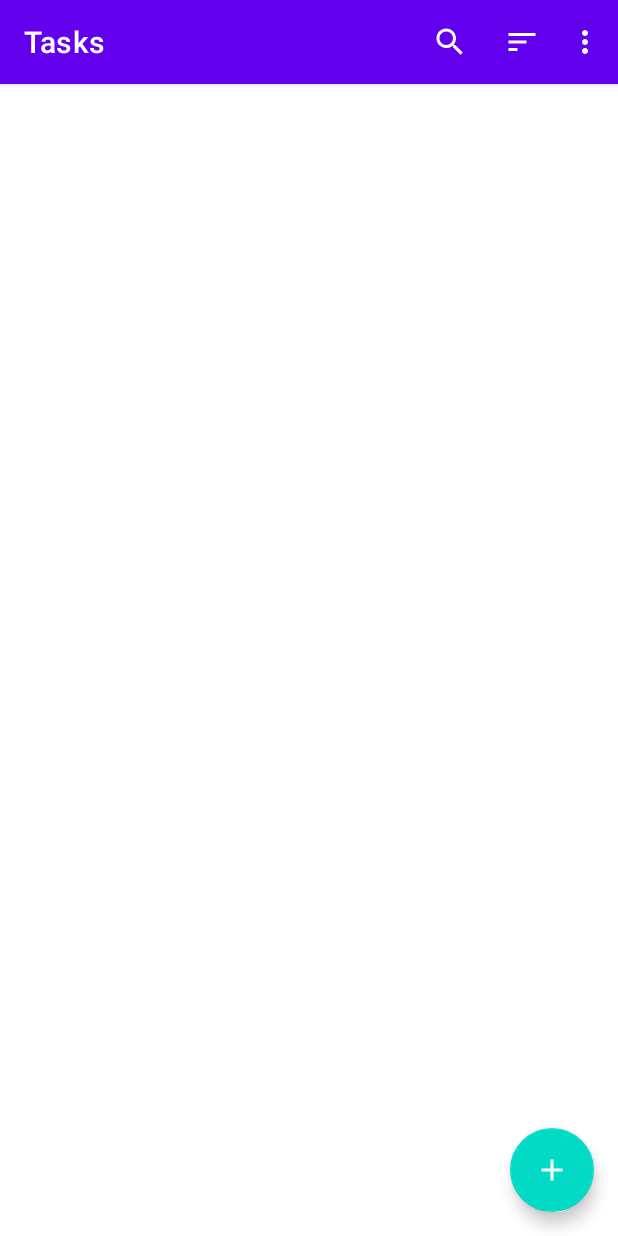
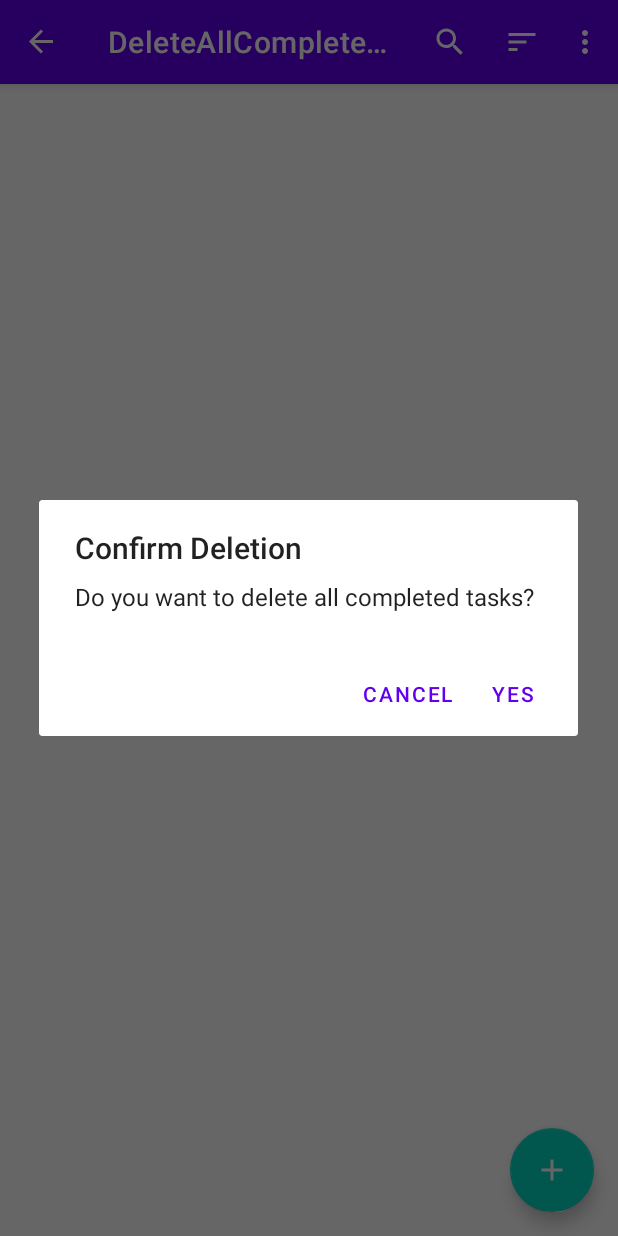
Before and after one commit to patiwagura/mvvm-todo-list, an Android app: the screen it shows after launch (MainActivity), in the options menu, after a tap on "Delete all completed", on a phone screen of 412 x 824 dp. Run offline under Robolectric (Android 15) with nearby library versions, the phone set to English and light mode, and no system bars; our stand-ins replace Dagger/Hilt's generated code, Room's generated code, navigation-ui; libraries missing offline, so code that uses them is left out: androidx.datastore.preferences, androidx.hilt, androidx.hilt.lifecycle; 2 statements that could not run were skipped.

Commit message:
added new DeleteAllCompleted Dialog

```diff
--- a/app/src/main/AndroidManifest.xml
+++ b/app/src/main/AndroidManifest.xml
@@ -10,12 +10,14 @@
         android:roundIcon="@mipmap/ic_launcher_round"
         android:supportsRtl="true"
         android:theme="@style/Theme.MvvmTodo">
+
+        <!-- windowSoftInputMode : Resize window to prevent keyboard hiding fab_Add button. -->
         <activity
             android:name=".ui.MainActivity"
-            android:exported="true">
+            android:exported="true"
+            android:windowSoftInputMode="adjustResize">
             <intent-filter>
                 <action android:name="android.intent.action.MAIN" />
-
                 <category android:name="android.intent.category.LAUNCHER" />
             </intent-filter>
         </activity>
--- a/app/src/main/java/com/cobiztech/mvvmtodo/data/TaskDao.kt
+++ b/app/src/main/java/com/cobiztech/mvvmtodo/data/TaskDao.kt
@@ -42,4 +42,8 @@ interface TaskDao {
 
     @Delete
     suspend fun delete(task: Task)
+
+    // delete all completed tasks.
+    @Query("DELETE FROM task_table where completed = 1")
+    suspend fun deleteCompletedTasks()
 }
--- a/app/src/main/java/com/cobiztech/mvvmtodo/di/AppModule.kt
+++ b/app/src/main/java/com/cobiztech/mvvmtodo/di/AppModule.kt
@@ -20,7 +20,7 @@ object AppModule {
     // ApplicationComponent - (dagger autogenerated class) contains dependencies scoped to Application-level.
     // method return-type - matches the object instance to create e.g TaskDao, UserDao.
     // @Provides - annotation marking a dagger-method.
-    // required-dependencies are passed as method-args e.g fun provideTaskDao(arg1 : dependency1, arg2: dependency2){ ... return TaskDao }
+    // required-dependencies are passed as method-arguments e.g fun provideTaskDao(arg1 : dependency1, arg2: dependency2){ ... return TaskDao }
 
     // create a singleton database-instance.
     @Provides
--- a/app/src/main/java/com/cobiztech/mvvmtodo/ui/MainActivity.kt
+++ b/app/src/main/java/com/cobiztech/mvvmtodo/ui/MainActivity.kt
@@ -10,7 +10,7 @@ import androidx.navigation.ui.setupActionBarWithNavController
 import com.cobiztech.mvvmtodo.R
 import dagger.hilt.android.AndroidEntryPoint
 
-// Continue : PART 11 @18:55 (Nav args & savedStateHandle).
+// Continue : PART 13 @00:00 (Delete All Dialog).
 
 @AndroidEntryPoint
 class MainActivity : AppCompatActivity() {
--- a/app/src/main/java/com/cobiztech/mvvmtodo/ui/addedittask/AddEditTaskFragment.kt
+++ b/app/src/main/java/com/cobiztech/mvvmtodo/ui/addedittask/AddEditTaskFragment.kt
@@ -58,7 +58,7 @@ class AddEditTaskFragment : Fragment(R.layout.fragment_add_edit_task) {
 
         }
 
-        // collect ui_events from channel only when fragment is visible/active on screen.
+        // collect ui_events from channel - only when fragment is visible/active on screen.
         viewLifecycleOwner.lifecycleScope.launchWhenStarted {
             viewModel.addEditTaskEvent.collect { event ->
                 when (event) {
--- a/app/src/main/java/com/cobiztech/mvvmtodo/ui/addedittask/AddEditTaskViewModel.kt
+++ b/app/src/main/java/com/cobiztech/mvvmtodo/ui/addedittask/AddEditTaskViewModel.kt
@@ -50,6 +50,7 @@ class AddEditTaskViewModel @ViewModelInject constructor(
         if (taskName.isBlank()) {
             // show invalid input message.
             showInvalidInputMessage("Name cannot be empty")
+            return
         }
 
         if (task != null) {
--- /dev/null
+++ b/app/src/main/java/com/cobiztech/mvvmtodo/ui/deleteallcompleted/DeleteAllCompletedDialogFragment.kt
@@ -0,0 +1,26 @@
+package com.cobiztech.mvvmtodo.ui.deleteallcompleted
+
+import android.app.Dialog
+import android.os.Bundle
+import androidx.appcompat.app.AlertDialog
+import androidx.fragment.app.DialogFragment
+import androidx.fragment.app.viewModels
+import dagger.hilt.android.AndroidEntryPoint
+
+// A Dialog can reuse default-layout provided by android-system.
+@AndroidEntryPoint
+class DeleteAllCompletedDialogFragment : DialogFragment() {
+
+    //inject the viewModel.
+    private val viewModel: DeleteAllCompletedViewModel by viewModels()
+
+    override fun onCreateDialog(savedInstanceState: Bundle?): Dialog =
+        AlertDialog.Builder(requireContext())
+            .setTitle("Confirm Deletion")
+            .setMessage("Do you want to delete all completed tasks?")
+            .setNegativeButton("Cancel", null)
+            .setPositiveButton("yes") { _, _ ->
+                viewModel.onConfirmClick()
+            }
+            .create()
+}
--- a/app/src/main/java/com/cobiztech/mvvmtodo/ui/tasks/TasksFragment.kt
+++ b/app/src/main/java/com/cobiztech/mvvmtodo/ui/tasks/TasksFragment.kt
@@ -7,6 +7,7 @@ import android.view.MenuItem
 import android.view.View
 import androidx.appcompat.widget.SearchView
 import androidx.fragment.app.Fragment
+import androidx.fragment.app.setFragmentResultListener
 import androidx.fragment.app.viewModels
 import androidx.lifecycle.lifecycleScope
 import androidx.navigation.fragment.findNavController
@@ -28,6 +29,7 @@ import kotlinx.coroutines.launch
 @AndroidEntryPoint
 class TasksFragment : Fragment(R.layout.fragment_tasks), TasksAdapter.OnItemClickListener {
     private val viewModel: TasksViewModel by viewModels()
+    private lateinit var searchView: SearchView
 
     override fun onViewCreated(view: View, savedInstanceState: Bundle?) {
         super.onViewCreated(view, savedInstanceState)
@@ -56,7 +58,7 @@ class TasksFragment : Fragment(R.layout.fragment_tasks), TasksAdapter.OnItemClic
                 }
 
                 override fun onSwiped(viewHolder: RecyclerView.ViewHolder, direction: Int) {
-                    // use position of swiped viewHolder_item - to get task object we want to delete.
+                    // use swiped viewHolder_item position - to get task object we want to delete.
                     val task = taskAdapter.currentList[viewHolder.adapterPosition]
                     viewModel.onTaskSwiped(task)
                 }
@@ -70,12 +72,18 @@ class TasksFragment : Fragment(R.layout.fragment_tasks), TasksAdapter.OnItemClic
 
         }
 
+        // listener for FragmentResult API (get data sent to this fragment) - keys used must match.
+        setFragmentResultListener("add_edit_request") { _, bundle ->
+            val result = bundle.getInt("add_edit_result")
+            viewModel.onAddEditResult(result)
+        }
+
         viewModel.tasks.observe(viewLifecycleOwner) {
             // observable task_flow - we receive a new list whenever database changes.
             taskAdapter.submitList(it)
         }
 
-        // only collect channel_events when fragment is active/visible on screen.
+        // collect channel_events, only when fragment is active/visible on screen.
         viewLifecycleOwner.lifecycleScope.launchWhenStarted {
             viewModel.tasksEvent.collect { event ->
                 // handle different event_types sent by ViewModel.
@@ -87,14 +95,29 @@ class TasksFragment : Fragment(R.layout.fragment_tasks), TasksAdapter.OnItemClic
                             }.show()
                     }
                     is TasksViewModel.TasksEvent.NavigateToAddTaskScreen -> {
+                        // Navigate to AddTask - passing required arguments (task = null , screen_title = "New Task")
                         val action =
-                            TasksFragmentDirections.actionTasksFragmentToAddEditTaskFragment(null, "New Task")
+                            TasksFragmentDirections.actionTasksFragmentToAddEditTaskFragment(
+                                null,
+                                "New Task"
+                            )
                         findNavController().navigate(action)
                     }
                     is TasksViewModel.TasksEvent.NavigateToEditTaskScreen -> {
-                        // Navigate to AddEditFragment - task to edit is passed as parameter.
+                        // Navigate to AddEditFragment - passing required arguments (task_to_edit, screen_title ="Edit task" ).
                         val action =
-                            TasksFragmentDirections.actionTasksFragmentToAddEditTaskFragment(event.task, "Edit Task")
+                            TasksFragmentDirections.actionTasksFragmentToAddEditTaskFragment(
+                                event.task,
+                                "Edit Task"
+                            )
+                        findNavController().navigate(action)
+                    }
+                    is TasksViewModel.TasksEvent.ShowTaskSavedConfirmationMessage -> {
+                        Snackbar.make(requireView(), event.msg, Snackbar.LENGTH_SHORT).show()
+                    }
+                    is TasksViewModel.TasksEvent.NavigateToDeleteAllCompletedScreen -> {
+                        val action =
+                            TasksFragmentDirections.actionGlobalDeleteAllCompletedDialogFragment()
                         findNavController().navigate(action)
                     }
                 }.exhaustive
@@ -120,7 +143,15 @@ class TasksFragment : Fragment(R.layout.fragment_tasks), TasksAdapter.OnItemClic
 
         // get reference to search_menuItem ( SearchView is contained inside this menuItem).
         val searchItem = menu.findItem(R.id.action_search)
-        val searchView = searchItem.actionView as SearchView
+        searchView = searchItem.actionView as SearchView
+
+        // Restore searchView with existing search_query (e.g user was searching tasks).
+        // Simple_ViewLogic - decides how SearchView is displayed.
+        val pendingSearchQuery = viewModel.searchQuery.value
+        if (pendingSearchQuery != null && pendingSearchQuery.isNotEmpty()) {
+            searchItem.expandActionView()
+            searchView.setQuery(pendingSearchQuery, false)
+        }
 
         // update the searchQuery when user input/type-characters on the searchView e.g searching by task-name.
         searchView.onQueryTextChanged {
@@ -155,6 +186,7 @@ class TasksFragment : Fragment(R.layout.fragment_tasks), TasksAdapter.OnItemClic
             }
 
             R.id.action_delete_all_completed_tasks -> {
+                viewModel.onDeleteAllCompletedClick()
                 true
             }
 
@@ -162,4 +194,9 @@ class TasksFragment : Fragment(R.layout.fragment_tasks), TasksAdapter.OnItemClic
         }
 
     }
+
+    override fun onDestroyView() {
+        super.onDestroyView()
+        searchView.setOnQueryTextListener(null)
+    }
 }
--- a/app/src/main/java/com/cobiztech/mvvmtodo/ui/tasks/TasksViewModel.kt
+++ b/app/src/main/java/com/cobiztech/mvvmtodo/ui/tasks/TasksViewModel.kt
@@ -7,6 +7,8 @@ import com.cobiztech.mvvmtodo.data.PreferencesManager
 import com.cobiztech.mvvmtodo.data.SortOrder
 import com.cobiztech.mvvmtodo.data.Task
 import com.cobiztech.mvvmtodo.data.TaskDao
+import com.cobiztech.mvvmtodo.ui.ADD_TASK_RESULT_OK
+import com.cobiztech.mvvmtodo.ui.EDIT_TASK_RESULT_OK
 import kotlinx.coroutines.channels.Channel
 import kotlinx.coroutines.flow.MutableStateFlow
 import kotlinx.coroutines.flow.combine
@@ -87,9 +89,7 @@ class TasksViewModel @ViewModelInject constructor(
 
     }
 
-    /**
-     * @param task - task to re-insert back, if undo button is clicked.
-     */
+    //@param task - task to re-insert back, if undo button is clicked.
     fun onUndoDeleteClick(task: Task) = viewModelScope.launch {
         taskDao.insert(task)
     }
@@ -99,17 +99,35 @@ class TasksViewModel @ViewModelInject constructor(
         tasksEventChannel.send(TasksEvent.NavigateToAddTaskScreen)
     }
 
-    // contains different event_types we can send to channel.
+    fun onAddEditResult(result: Int) {
+        when (result) {
+            ADD_TASK_RESULT_OK -> showTaskSavedConfirmationMessage("Task added")
+            EDIT_TASK_RESULT_OK -> showTaskSavedConfirmationMessage("Task updated")
+        }
+    }
+
+    private fun showTaskSavedConfirmationMessage(str: String) = viewModelScope.launch {
+        tasksEventChannel.send(TasksEvent.ShowTaskSavedConfirmationMessage(str))
+    }
+
+    fun onDeleteAllCompletedClick() = viewModelScope.launch {
+        tasksEventChannel.send(TasksEvent.NavigateToDeleteAllCompletedScreen)
+    }
+
+    // contains different event_types channel can send to ui_screen/fragment.
     sealed class TasksEvent {
-        /**
-         * @param task - deleted task, if undo is clicked re-insert task back.
-         */
+
+        //  @param task - task to delete, if undo is clicked re-insert task back.
         data class ShowUndoDeleteTaskMessage(val task: Task) : TasksEvent()
 
-        // object : creates sub_classes that don't hold/send any data. makes code efficient.
+        // object : creates sub_classes that don't hold/send any data this makes code efficient.
         object NavigateToAddTaskScreen : TasksEvent()
 
         data class NavigateToEditTaskScreen(val task: Task) : TasksEvent()
+
+        data class ShowTaskSavedConfirmationMessage(val msg: String) : TasksEvent()
+
+        object NavigateToDeleteAllCompletedScreen : TasksEvent()
     }
 
 }
--- a/app/src/main/res/navigation/nav_graph.xml
+++ b/app/src/main/res/navigation/nav_graph.xml
@@ -28,4 +28,14 @@
             android:name="title"
             app:argType="string" />
     </fragment>
+
+    <!-- DeleteAllCompletedDialog has a global_action to keep it reusable & any screen can navigate to it. -->
+    <dialog
+        android:id="@+id/deleteAllCompletedDialogFragment"
+        android:name="com.cobiztech.mvvmtodo.ui.deleteallcompleted.DeleteAllCompletedDialogFragment"
+        android:label="DeleteAllCompletedDialogFragment" />
+    <action
+        android:id="@+id/action_global_deleteAllCompletedDialogFragment"
+        app:destination="@id/deleteAllCompletedDialogFragment" />
+
 </navigation>
```
Also changed, not shown: app/src/main/java/com/cobiztech/mvvmtodo/ui/deleteallcompleted/DeleteAllCompletedViewModel.kt (added, +22 -0 lines).
